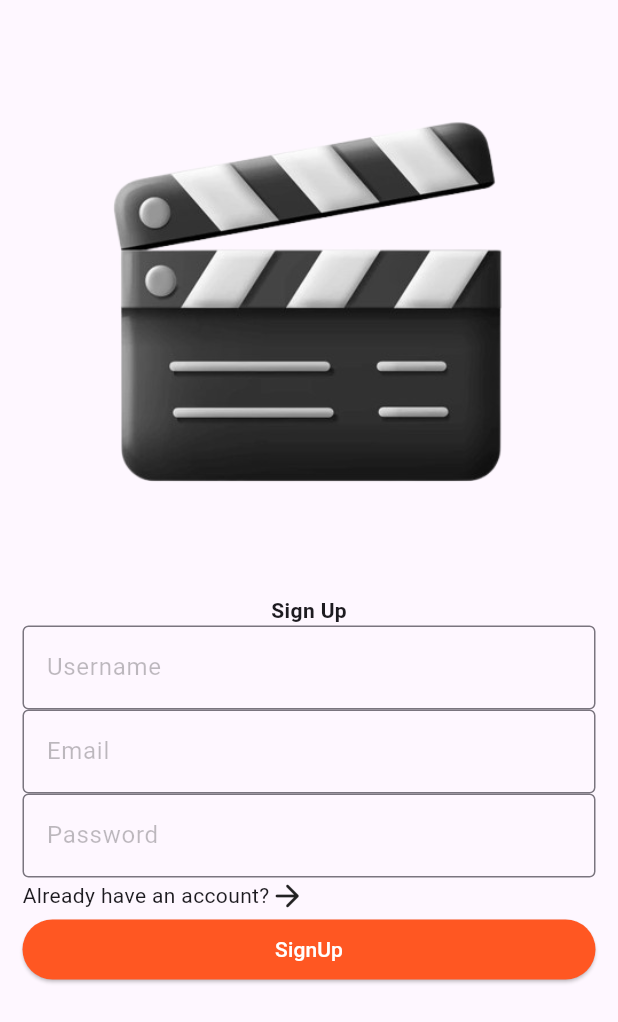
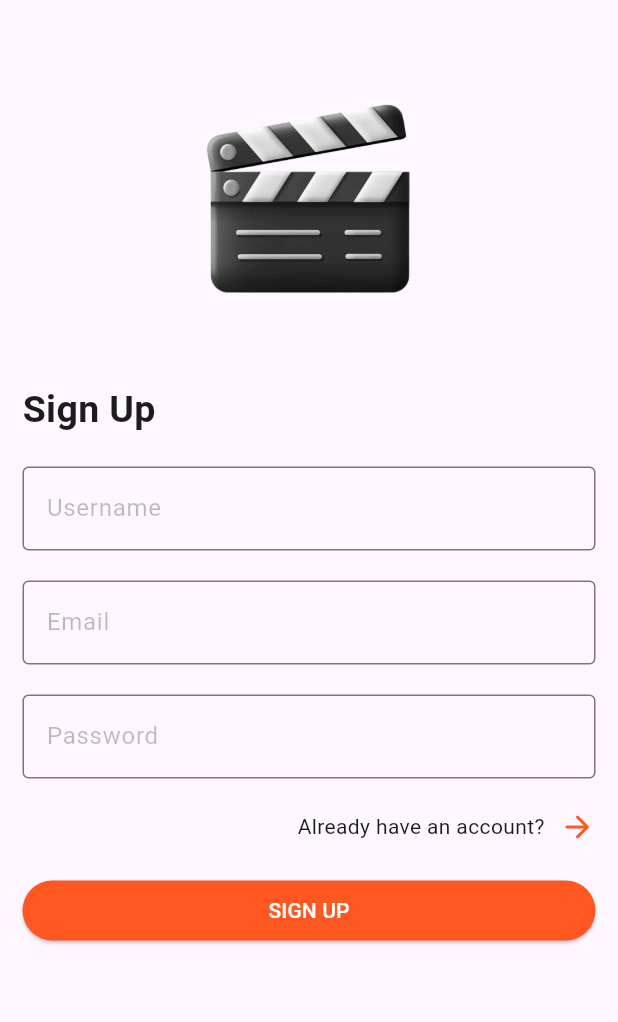
Before and after one commit to Chaima-Hichri/Flutter_Workshops_4SIM3, a Flutter app: the screen it shows after launch, on a phone screen of 412 x 824 dp. Shown: the top 1022 px of the screen. Run offline on Flutter 3.47's test engine with Material 3 defaults, Android fonts, the light colour scheme and no system bars.

Commit message:
sign up page with alert

```diff
--- a/lib/screens/SignUp.dart
+++ b/lib/screens/SignUp.dart
@@ -10,7 +10,6 @@ class _SignUpState extends State<SignUp> {
   late String email;
   late String username;
   late String password;
-
   GlobalKey<FormState> _globalKey=GlobalKey<FormState>();
   @override
   Widget build(BuildContext context) {
@@ -20,9 +19,14 @@ class _SignUpState extends State<SignUp> {
         child: Padding(
           padding: const EdgeInsets.all(15.0),
           child: Column(
+            crossAxisAlignment: CrossAxisAlignment.start,
             children: [
-              Image.asset("assets/images/logo.png"),
-              Text("Sign Up",style: TextStyle(fontWeight: FontWeight.bold)),
+              SizedBox(height: 20,),
+              Center(child: Image.asset("assets/images/logo.png",width: 200,)),
+              SizedBox(height: 20,),
+              Text("Sign Up",style: TextStyle(fontWeight: FontWeight.bold,fontSize: 25)),
+              SizedBox(height: 20,),
+
               TextFormField(
                 decoration: InputDecoration(
                   hintText: "Username",
@@ -30,7 +34,7 @@ class _SignUpState extends State<SignUp> {
                   border: OutlineInputBorder()
                 ),
                 onSaved: (value){
-                  username!=value;
+                  username=value!;
                 },
                 validator: (value){
                   if(value!.isEmpty){
@@ -38,6 +42,8 @@ class _SignUpState extends State<SignUp> {
                   }
                 },
               ),
+              SizedBox(height: 20,),
+
               TextFormField(
                 decoration: InputDecoration(
                     hintText: "Email",
@@ -45,7 +51,7 @@ class _SignUpState extends State<SignUp> {
                     border: OutlineInputBorder()
                 ),
                 onSaved: (value){
-                  email!=value;
+                  email=value!;
                 },
                 validator: (value){
                   if(value!.isEmpty){
@@ -53,6 +59,8 @@ class _SignUpState extends State<SignUp> {
                   }
                 },
               ),
+              SizedBox(height: 20,),
+
               TextFormField(
                 decoration: InputDecoration(
                     hintText: "Password",
@@ -60,7 +68,7 @@ class _SignUpState extends State<SignUp> {
                     border: OutlineInputBorder()
                 ),
                 onSaved: (value){
-                  password!=value;
+                  password=value!;
                 },
                 validator: (value){
                   if(value!.isEmpty){
@@ -68,12 +76,18 @@ class _SignUpState extends State<SignUp> {
                   }
                 },
               ),
+              SizedBox(height: 20,),
+
               Row(
+                mainAxisAlignment: MainAxisAlignment.end,
                 children: [
                   Text("Already have an account?"),
-                  Icon(Icons.arrow_forward_rounded)
+                  SizedBox(width: 10,),
+                  Icon(Icons.arrow_forward_rounded,color: Colors.deepOrange,)
                 ],
               ),
+              SizedBox(height: 20,),
+
               Container(
                 width: 400,
                 child: ElevatedButton(
@@ -81,8 +95,19 @@ class _SignUpState extends State<SignUp> {
                     backgroundColor: Colors.deepOrange,
                     foregroundColor: Colors.white
                   ),
-                    onPressed: (){},
-                    child: Text("SignUp")),
+                    onPressed: (){
+                    if(_globalKey.currentState!.validate()){
+                      _globalKey.currentState!.save();
+                      showDialog(context: context, builder: (context){
+                        return AlertDialog(
+                          title: Text("Informations"),
+                          content: Text("Welcome "+username),
+                        );
+                      });
+                    }
+
+                    },
+                    child: Text("SIGN UP")),
               )
 
             ],
```
